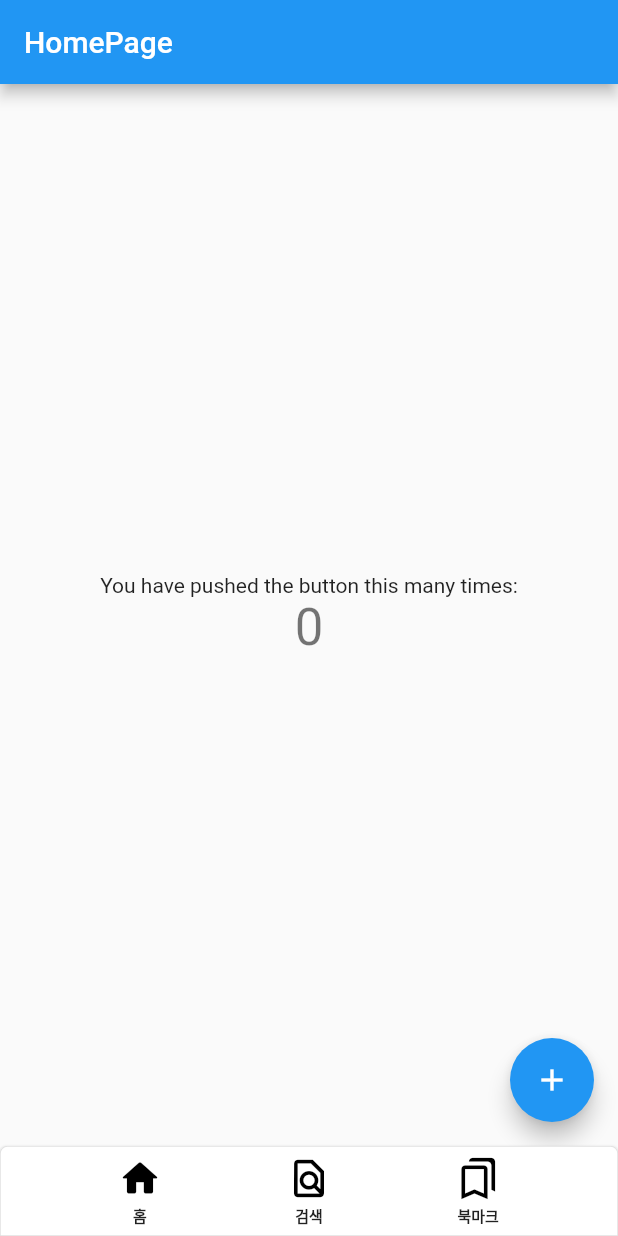
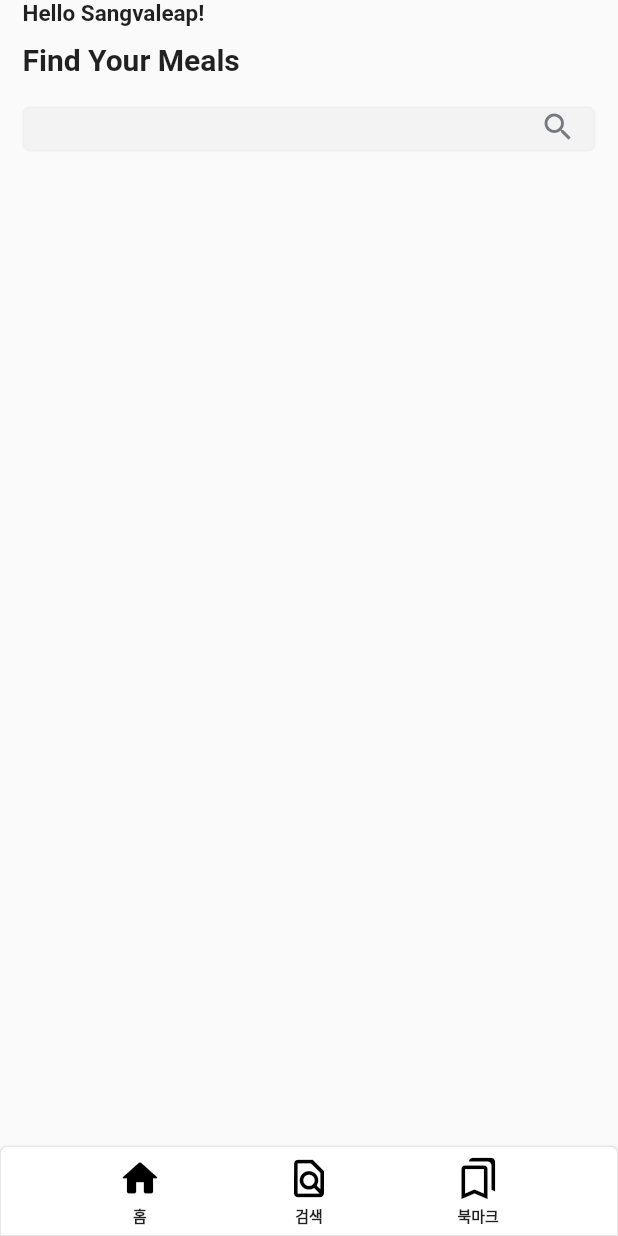
Before and after one commit to pari0130/food_haccp, a Flutter app: the screen it shows after launch, on a phone screen of 412 x 824 dp. Run offline on Flutter 3.47's test engine with Material 2 defaults, Android fonts, the light colour scheme and no system bars; Roboto replaces fonts that are missing (GmarketSansTTFMedium).

Commit message:
검색 필드 테스트

```diff
--- a/lib/config/themes/color.dart
+++ b/lib/config/themes/color.dart
@@ -2,12 +2,12 @@ import 'package:flutter/material.dart';
 
 const primary = Color(0xFFFF7D31);
 const secondary = Color(0xFFFFA837);
-const darker = Color(0xFF3E4249);
+const darker = Color(0xB03E4249);
 const cardColor = Color(0xFFEDF0F3);
 const mainColor = Color(0xFF000000);
 const appBgColor = Color(0xFFFAFAFA);
 const shadowColor = Colors.black87;
-const textBoxColor = Color(0xFFe9e9e9);
+const textBoxColor = Color(0xA8EFEFEF);
 
 const bottomBarColor = Colors.white;
 const inActiveColor = Color(0xFF000000);
--- a/lib/presentatiton/pages/home_page.dart
+++ b/lib/presentatiton/pages/home_page.dart
@@ -1,4 +1,6 @@
 import 'package:flutter/material.dart';
+import 'package:food_haccp/presentatiton/widgets/index.dart';
+import 'package:food_haccp/config/themes/index.dart';
 
 class HomePage extends StatefulWidget {
   const HomePage({super.key});
@@ -19,28 +21,31 @@ class _HomePageState extends State<HomePage> {
   @override
   Widget build(BuildContext context) {
     return Scaffold(
-      appBar: AppBar(
-        title: Text("HomePage"),
+      body: getBody(),
+    );
+  }
+
+  getBody() {
+    return SingleChildScrollView(
+      child: Column(
+        crossAxisAlignment: CrossAxisAlignment.start,
+        children: [
+          Container(
+            margin: EdgeInsets.only(left: 15, right: 15),
+            child: Text("Hello Sangvaleap!", style: TextStyle(fontSize: 15, fontWeight: FontWeight.w600),),
+          ),
+          SizedBox(height: 10,),
+          Container(
+            margin: EdgeInsets.only(left: 15, right: 15),
+            child: Text("Find Your Meals", style: TextStyle(fontSize: 20, fontWeight: FontWeight.bold),),
+          ),
+          SizedBox(height: 20,),
+          Container(
+              margin: EdgeInsets.only(left: 15, right: 15),
+              child: SearchBox(hint: "", suffix: Icon(Icons.search, color: darker),)
+          ),
+        ],
       ),
-      body: Center(
-        child: Column(
-          mainAxisAlignment: MainAxisAlignment.center,
-          children: <Widget>[
-            const Text(
-              'You have pushed the button this many times:',
-            ),
-            Text(
-              '$_counter',
-              style: Theme.of(context).textTheme.headline4,
-            ),
-          ],
-        ),
-      ),
-      floatingActionButton: FloatingActionButton(
-        onPressed: _incrementCounter,
-        tooltip: 'Increment',
-        child: const Icon(Icons.add),
-      ), // This trailing comma makes auto-formatting nicer for build methods.
     );
   }
 }
--- a/lib/presentatiton/widgets/index.dart
+++ b/lib/presentatiton/widgets/index.dart
@@ -1 +1,2 @@
 export 'bottombar_widget.dart';
+export 'search_box.dart';
--- /dev/null
+++ b/lib/presentatiton/widgets/search_box.dart
@@ -0,0 +1,32 @@
+import 'package:flutter/material.dart';
+import 'package:food_haccp/config/themes/index.dart';
+
+class SearchBox extends StatelessWidget {
+  SearchBox({ Key? key, this.hint = "", this.prefix, this.suffix, this.controller}) : super(key: key);
+  final String hint;
+  final Widget? prefix;
+  final Widget? suffix;
+  final TextEditingController? controller;
+  @override
+  Widget build(BuildContext context) {
+    return Container(
+        alignment: Alignment.center,
+        padding: EdgeInsets.only(left: 5, bottom: 3),
+        height: 30,
+        decoration: BoxDecoration(
+          color: textBoxColor,
+          border: Border.all(color: textBoxColor),
+          borderRadius: BorderRadius.circular(5)
+        ),
+        child: TextField(
+          controller: controller,
+          decoration: InputDecoration(
+            prefixIcon: prefix,
+            suffixIcon: suffix,
+            border: InputBorder.none,
+            hintText: hint,
+            hintStyle: TextStyle(color: darker, fontSize: 15)),
+        ),
+      );
+  }
+}
```
